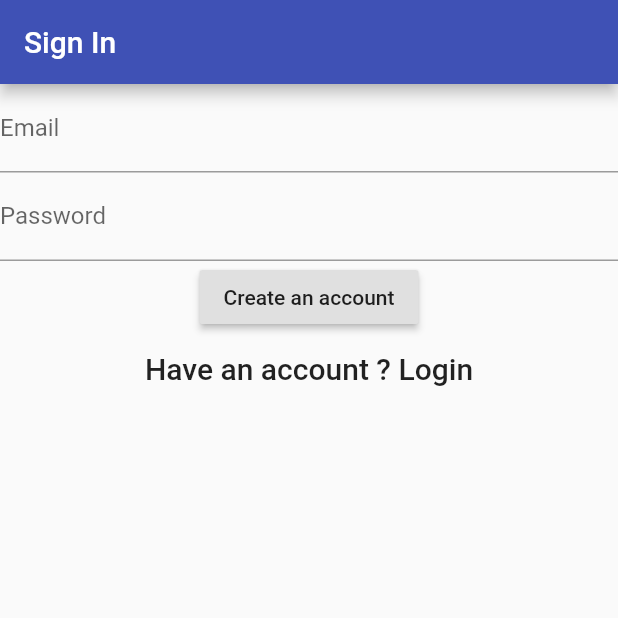
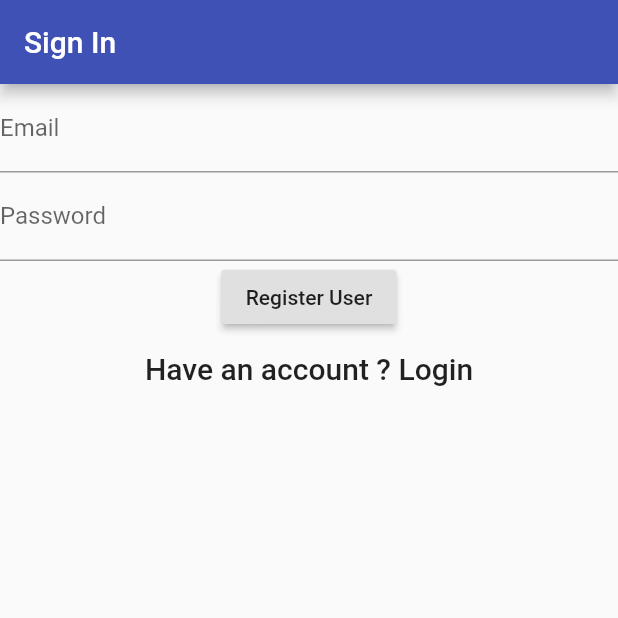
Before and after one commit to bandly93/flutter_auth, a Flutter app: the screen it shows after launch, after a tap on "Create an account", on a phone screen of 412 x 824 dp, the top half of it. Run offline on Flutter 3.47's test engine with Material 2 defaults, Android fonts, the phone set to English and light mode, and no system bars; our stand-ins replace firebase_auth; accounts and stored records are empty.

Commit message:
Update register button text

```diff
--- a/lib/pages/login_page.dart
+++ b/lib/pages/login_page.dart
@@ -49,7 +49,7 @@ class _LoginPageState extends State<LoginPage>{
       return [
         RaisedButton(
           onPressed : signIn,
-          child : Text('Create an account'),
+          child : Text('Register User'),
         ),
         FlatButton(
           child : Text('Have an account ? Login', style : new TextStyle(fontSize :20.0)),
```
